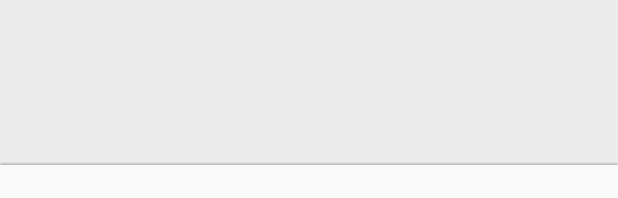
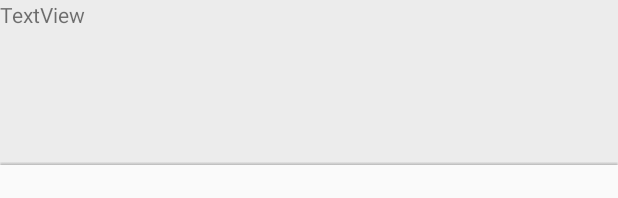
Before and after one commit to NewtonYrkeshogskola/da_scrummerz, an Android app: the layout course_card.xml on its own in the app's theme, with its tools: preview values and no code run, on a phone screen of 412 x 824 dp. Shown: the top 198 px of the screen. Run offline under Robolectric (Android 15) with nearby library versions, the phone set to English and light mode, and no system bars.

```diff
--- a/Android/Scrummerz/app/src/main/java/se/newton/scrummerz/adapters/CoursesAdapter.java
+++ b/Android/Scrummerz/app/src/main/java/se/newton/scrummerz/adapters/CoursesAdapter.java
@@ -17,7 +17,7 @@ public class CoursesAdapter extends RecyclerView.Adapter<Item> {
 
     private Context context;
     private ArrayList<Courses> coursesList;
-    String[] items;
+    String[] items = {"hej", "youo", "nisse", "hult"};
 
 
     public CoursesAdapter(Context context, String[] items) {
@@ -35,6 +35,7 @@ public class CoursesAdapter extends RecyclerView.Adapter<Item> {
     public void onBindViewHolder(Item holder, int position) {
         Courses courses = coursesList.get(position);
 
+
     }
 
 
@@ -46,7 +47,7 @@ public class CoursesAdapter extends RecyclerView.Adapter<Item> {
 
 class Item extends RecyclerView.ViewHolder{
     TextView textView;
-    Item(View itemView,Context context) {
+    Item(View itemView, Context context) {
         super(itemView);
         textView = (TextView) itemView.findViewById(R.id.myCoursesTextView);
     }
--- a/Android/Scrummerz/app/src/main/java/se/newton/scrummerz/signedInStart.java
+++ b/Android/Scrummerz/app/src/main/java/se/newton/scrummerz/signedInStart.java
@@ -60,7 +60,7 @@ public class signedInStart extends AppCompatActivity {
             public void onDataChange(DataSnapshot dataSnapshot) {
                 Student student = new Student();
                 student = dataSnapshot.getValue(Student.class);
-                nameTextView.setText(student.Name);
+                nameTextView.setText(student.getName());
             }
 
             @Override
--- a/Android/Scrummerz/app/src/main/res/layout/course_card.xml
+++ b/Android/Scrummerz/app/src/main/res/layout/course_card.xml
@@ -20,4 +20,12 @@
         card_view:layout_constraintRight_toRightOf="parent"
         card_view:srcCompat="@drawable/line" />
 
+    <TextView
+        android:id="@+id/testView"
+        android:layout_width="wrap_content"
+        android:layout_height="wrap_content"
+        android:text="TextView"
+        tools:layout_editor_absoluteX="162dp"
+        tools:layout_editor_absoluteY="45dp" />
+
 </android.support.constraint.ConstraintLayout>
```
Also changed, not shown: Android/Scrummerz/app/src/main/java/se/newton/scrummerz/activity_courses.java (+57 -0 lines), Android/Scrummerz/app/src/main/java/se/newton/scrummerz/model/Courses.java (+4 -5 lines), Android/Scrummerz/app/src/main/java/se/newton/scrummerz/model/Student.java (+12 -3 lines).
